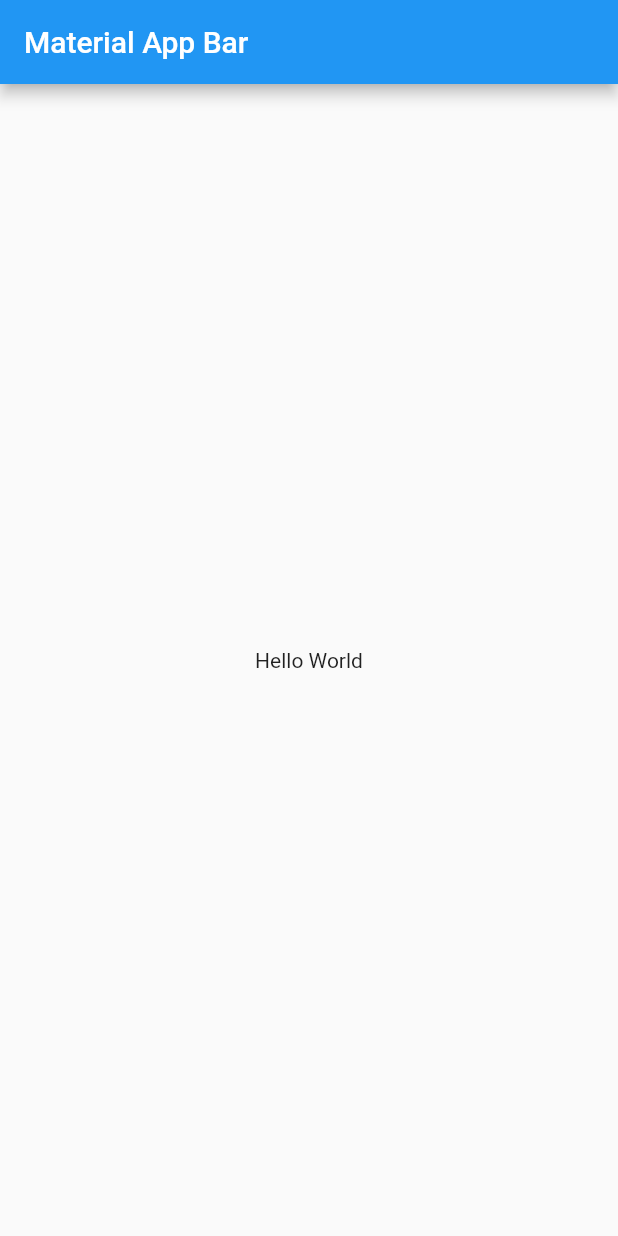
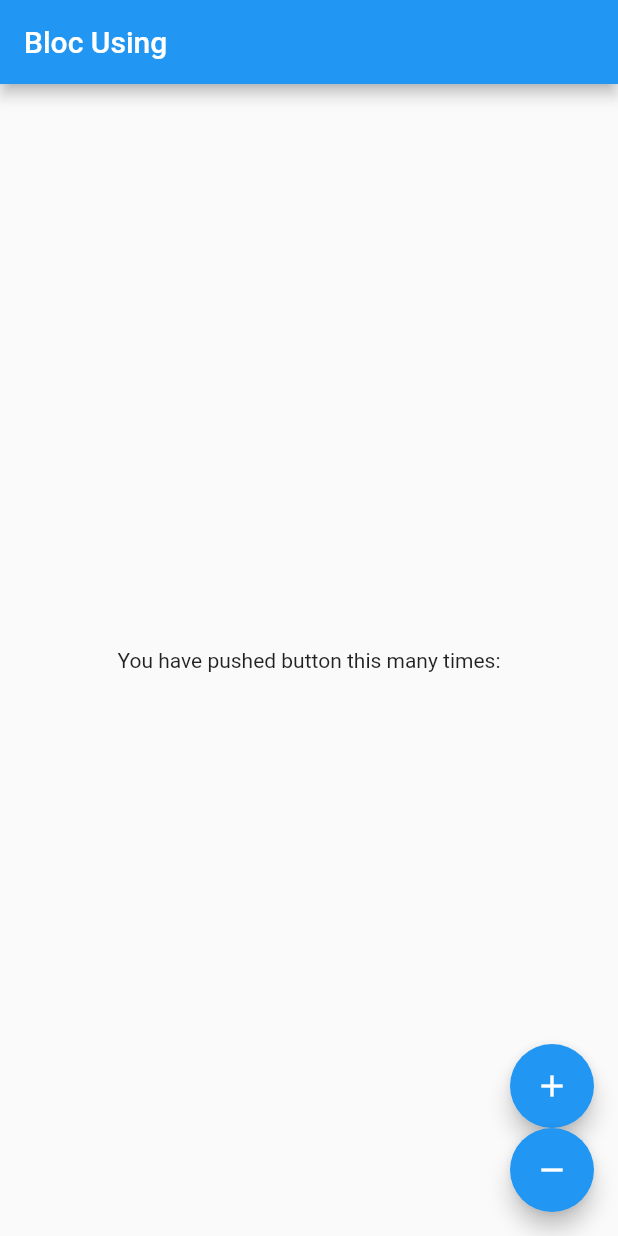
Before and after one commit to ibrahim-demirci/BlocPatternCounterAppFlutter, a Flutter app: the screen it shows after launch, on a phone screen of 412 x 824 dp. Run offline on Flutter 3.47's test engine with Material 2 defaults, Android fonts, the phone set to English and light mode, and no system bars.

Commit message:
page designed with floating action buttons

```diff
--- /dev/null
+++ b/lib/bloc_using_page.dart
@@ -0,0 +1,44 @@
+import 'package:flutter/material.dart';
+
+class BlocUsingPage extends StatefulWidget {
+  const BlocUsingPage({Key? key}) : super(key: key);
+
+  @override
+  _BlocUsingPageState createState() => _BlocUsingPageState();
+}
+
+class _BlocUsingPageState extends State<BlocUsingPage> {
+  @override
+  Widget build(BuildContext context) {
+    return Scaffold(
+      appBar: AppBar(
+        title: const Text('Bloc Using'),
+      ),
+      body: Center(
+        child: Column(
+          mainAxisAlignment: MainAxisAlignment.center,
+          // ignore: prefer_const_literals_to_create_immutables
+          children: [
+            const Text('You have pushed button this many times:'),
+          ],
+        ),
+      ),
+      floatingActionButton: Column(
+        crossAxisAlignment: CrossAxisAlignment.end,
+        mainAxisSize: MainAxisSize.min,
+        children: [
+          FloatingActionButton(
+            heroTag: '1',
+            child: const Icon(Icons.add),
+            onPressed: () {},
+          ),
+          FloatingActionButton(
+            heroTag: '2',
+            child: const Icon(Icons.remove),
+            onPressed: () {},
+          ),
+        ],
+      ),
+    );
+  }
+}
--- a/lib/main.dart
+++ b/lib/main.dart
@@ -1,4 +1,6 @@
 import 'package:flutter/material.dart';
+
+import 'bloc_using_page.dart';
 
 void main() => runApp(MyApp());
 
@@ -7,16 +9,7 @@ class MyApp extends StatelessWidget {
   Widget build(BuildContext context) {
     return MaterialApp(
       title: 'Material App',
-      home: Scaffold(
-        appBar: AppBar(
-          title: Text('Material App Bar'),
-        ),
-        body: Center(
-          child: Container(
-            child: Text('Hello World'),
-          ),
-        ),
-      ),
+      home: BlocUsingPage(),
     );
   }
 }
```
